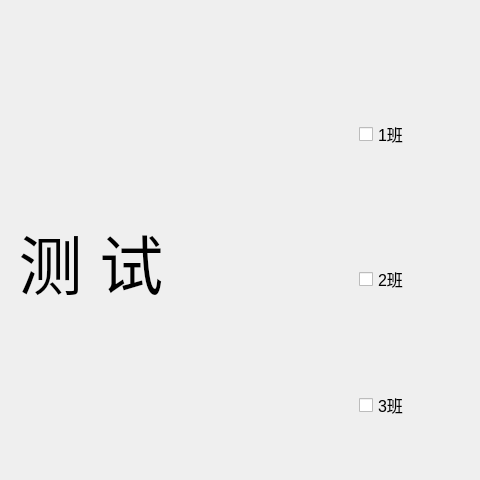
Qt form theAwesomeTollDrawer/theAwesomeTollDrawer/theAwesomeTollDrawer_form.ui (hejk2008/TollDrawer) before a commit; both pictures show x 151 to 631 and y 0 to 480 of the 631 by 591 pixel window.
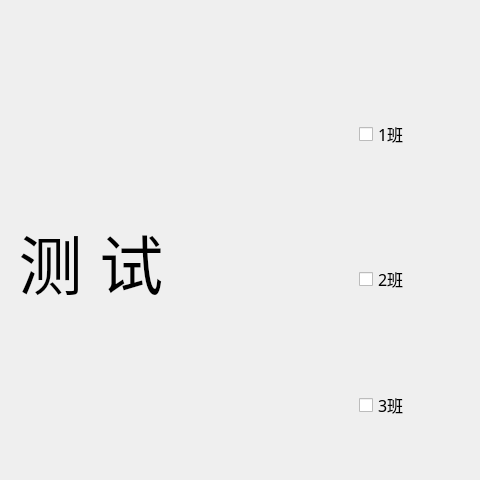
The same form after that commit.

Diff of the .ui file:
```diff
--- a/theAwesomeTollDrawer/theAwesomeTollDrawer/theAwesomeTollDrawer_form.ui
+++ b/theAwesomeTollDrawer/theAwesomeTollDrawer/theAwesomeTollDrawer_form.ui
@@ -16,6 +16,11 @@
     <height>594</height>
    </size>
   </property>
+  <property name="font">
+   <font>
+    <family>微软雅黑</family>
+   </font>
+  </property>
   <property name="windowTitle">
    <string notr="true">大班会抽奖器 by Jack He (https://hejk2008.github.io/theAwesomeTollDrawer)</string>
   </property>
@@ -129,6 +134,7 @@
       </property>
       <property name="font">
        <font>
+        <family>微软雅黑</family>
         <pointsize>12</pointsize>
        </font>
       </property>
@@ -147,6 +153,7 @@
       </property>
       <property name="font">
        <font>
+        <family>微软雅黑</family>
         <pointsize>12</pointsize>
        </font>
       </property>
@@ -165,6 +172,7 @@
       </property>
       <property name="font">
        <font>
+        <family>微软雅黑</family>
         <pointsize>12</pointsize>
        </font>
       </property>
```
Left out of the diff: 6 changed lines with no effect on the pictures.
